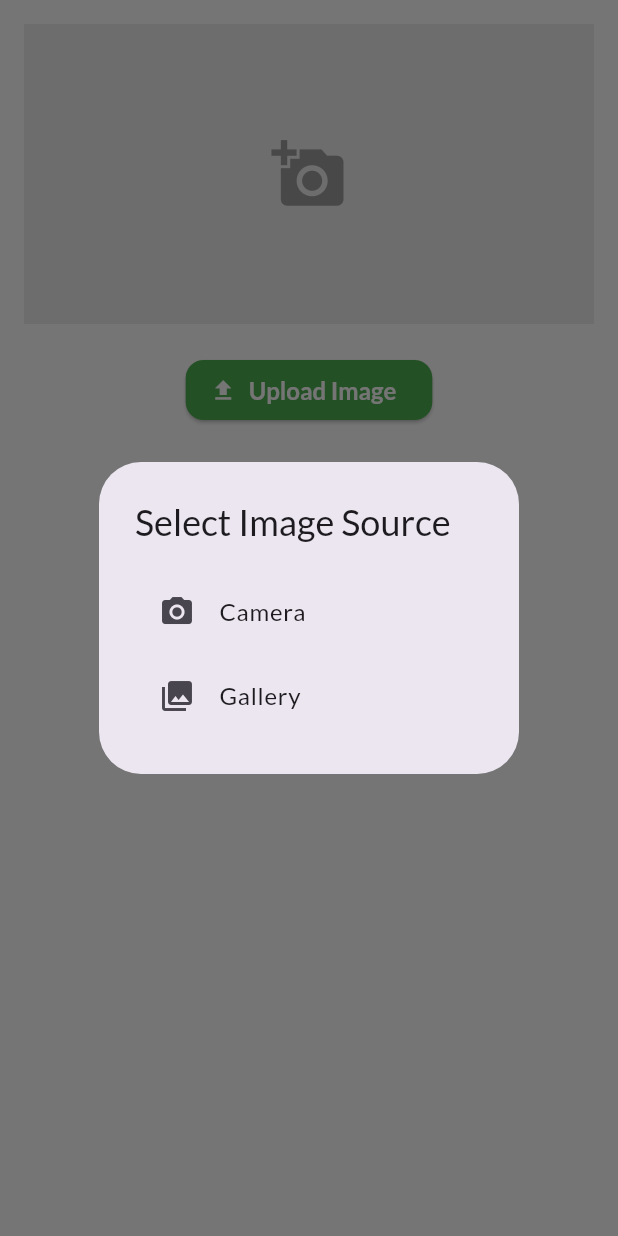
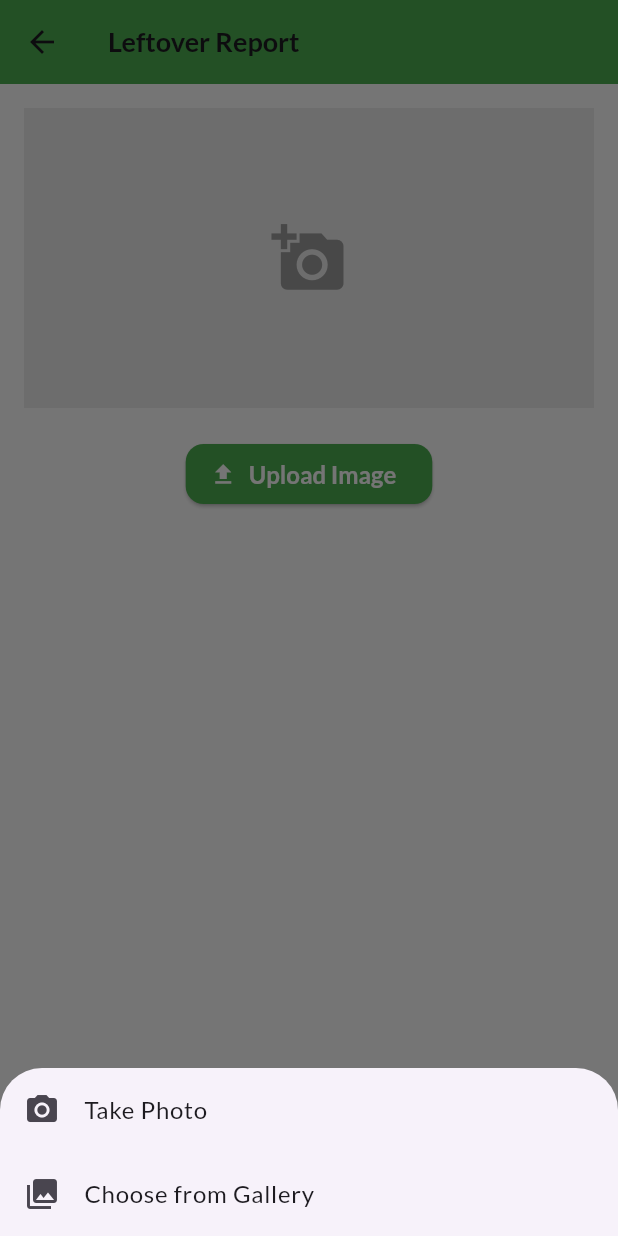
Before and after one commit to MagdKamaldev/akelny, a Flutter app: the LeftoverReportScreen screen opened by its route, after a tap on the "add a photo" icon, on a phone screen of 412 x 824 dp. Run offline on Flutter 3.47's test engine with Material 3 defaults, Android fonts, the phone set to English and light mode, and no system bars; our stand-ins replace google_fonts, image_picker, logger, shared_preferences; accounts and stored records are empty; network calls fail.

Commit message:
camera error fixed

```diff
--- a/lib/core/auth_service.dart
+++ b/lib/core/auth_service.dart
@@ -7,7 +7,7 @@ import 'package:http/http.dart' as http;
 import 'package:shared_preferences/shared_preferences.dart';
 import 'package:logger/logger.dart';
 
-const String ip = "192.168.1.2";
+const String ip = "172.20.10.2";
 const String baseUrl = 'http://$ip:8000';
 
 class AuthService {
@@ -67,7 +67,6 @@ class AuthService {
       Uri.parse("$getRecipeDetailsUrl$name/"),
       headers: {'Authorization': 'Bearer $token'},
     );
-    print(response.body);
     if (_handleResponse(response, 'Fetch Recipe Details')) {
       return Map<String, dynamic>.from(jsonDecode(response.body));
     }
--- a/lib/screens/chatbot_screen.dart
+++ b/lib/screens/chatbot_screen.dart
@@ -20,7 +20,7 @@ class _WebSocketTestScreenState extends State<WebSocketTestScreen> {
     super.initState();
     channel = WebSocketChannel.connect(
       Uri.parse(
-          'ws://127.0.0.1:8000/api/chatbot/'
+          'ws://172.20.10.2:8000/api/chatbot/'
           ),
     );
 
--- a/lib/screens/leftover_management_screen.dart
+++ b/lib/screens/leftover_management_screen.dart
@@ -18,43 +18,50 @@ class _LeftoverReportScreenState extends State<LeftoverReportScreen> {
   bool _isLoading = false;
   List<dynamic>? _report;
 
-  // Function to pick an image from camera or gallery
+  // Function to pick an image
   Future<void> _pickImage() async {
     final picker = ImagePicker();
 
-    // Show a dialog to let the user choose between camera and gallery
-    final source = await showDialog<ImageSource>(
+    showModalBottomSheet(
       context: context,
-      builder: (context) => AlertDialog(
-        title: const Text('Select Image Source'),
-        content: Column(
+      builder: (context) {
+        return SafeArea(
+          child: Column(
             mainAxisSize: MainAxisSize.min,
             children: [
               ListTile(
                 leading: const Icon(Icons.camera_alt),
-              title: const Text('Camera'),
-              onTap: () => Navigator.pop(context, ImageSource.camera),
-            ),
-            ListTile(
-              leading: const Icon(Icons.photo_library),
-              title: const Text('Gallery'),
-              onTap: () => Navigator.pop(context, ImageSource.gallery),
-            ),
-          ],
-        ),
-      ),
-    );
-
-    if (source == null) return; // User canceled the dialog
-
-    final pickedFile = await picker.pickImage(source: source);
-
+                title: const Text('Take Photo'),
+                onTap: () async {
+                  final pickedFile = await picker.pickImage(source: ImageSource.camera);
                   if (pickedFile != null) {
                     setState(() {
                       _selectedImage = File(pickedFile.path);
                       _report = null; // Clear previous report
                     });
                   }
+                  Navigator.pop(context);
+                },
+              ),
+              ListTile(
+                leading: const Icon(Icons.photo_library),
+                title: const Text('Choose from Gallery'),
+                onTap: () async {
+                  final pickedFile = await picker.pickImage(source: ImageSource.gallery);
+                  if (pickedFile != null) {
+                    setState(() {
+                      _selectedImage = File(pickedFile.path);
+                      _report = null; // Clear previous report
+                    });
+                  }
+                  Navigator.pop(context);
+                },
+              ),
+            ],
+          ),
+        );
+      },
+    );
   }
 
   // Function to upload the image and get the response
@@ -76,7 +83,7 @@ class _LeftoverReportScreenState extends State<LeftoverReportScreen> {
         Uri.parse('$baseUrl/api/generate-leftover-report/'),
       );
       request.headers.addAll(
-        {'Authorization': 'Bearer $token'},
+        {'Authorization': 'Bearer $token'}
       );
       request.files.add(
         await http.MultipartFile.fromPath('image', _selectedImage!.path),
@@ -108,6 +115,10 @@ class _LeftoverReportScreenState extends State<LeftoverReportScreen> {
   @override
   Widget build(BuildContext context) {
     return Scaffold(
+      appBar: AppBar(
+        title: const Text('Leftover Report'),
+        backgroundColor: Colors.green,
+      ),
       body: Padding(
         padding: const EdgeInsets.all(16.0),
         child: Column(
@@ -116,21 +127,12 @@ class _LeftoverReportScreenState extends State<LeftoverReportScreen> {
             GestureDetector(
               onTap: _pickImage,
               child: _selectedImage != null
-                  ? Image.file(
-                      _selectedImage!,
-                      height: 200,
-                      width: double.infinity,
-                      fit: BoxFit.cover,
-                    )
+                  ? Image.file(_selectedImage!, height: 200, width: double.infinity, fit: BoxFit.cover)
                   : Container(
                       height: 200,
                       width: double.infinity,
                       color: Colors.grey[200],
-                      child: const Icon(
-                        Icons.add_a_photo,
-                        size: 50,
-                        color: Colors.grey,
-                      ),
+                      child: const Icon(Icons.add_a_photo, size: 50, color: Colors.grey),
                     ),
             ),
             const SizedBox(height: 20),
@@ -146,7 +148,8 @@ class _LeftoverReportScreenState extends State<LeftoverReportScreen> {
             const SizedBox(height: 20),
 
             // Loading indicator
-            if (_isLoading) const CircularProgressIndicator(),
+            if (_isLoading)
+              const CircularProgressIndicator(),
 
             // Report display
             if (_report != null && !_isLoading)
@@ -179,7 +182,9 @@ class _LeftoverReportScreenState extends State<LeftoverReportScreen> {
                             const SizedBox(height: 8),
                             Text(
                               'Ingredients: ${item['ingredients']}',
-                              style: const TextStyle(color: Colors.grey),
+                            ),
+                            Text(
+                              'Food waste management: ${item['food_waste_management']}',
                             ),
                           ],
                         ),
--- a/lib/screens/recipe_details_screen.dart
+++ b/lib/screens/recipe_details_screen.dart
@@ -58,7 +58,7 @@ class _RecipeDetailsScreenState extends State<RecipeDetailsScreen> {
   }
 
   void rateRecipe(double rating,String name,BuildContext context) {
-    AuthService().rateRecipe(name, rating,context);
+    AuthService().rateRecipe(name, rating, context);
     setState(() {
       userRating = rating;
     });
--- a/lib/screens/saved_screen.dart
+++ b/lib/screens/saved_screen.dart
@@ -39,7 +39,6 @@ class _SavedRecipesState extends State<SavedScreen> {
         isLoading = false; // Stop loading
       });
     }
-    print(recipes);
   }
 
   @override
@@ -149,7 +148,7 @@ class _SavedRecipesState extends State<SavedScreen> {
                           const SizedBox(width: 5),
                           Text(
                             recipe['average_rating'] != null
-                                ? '${recipe['average_rating']} stars'
+                                ? '${double.parse(recipe['average_rating'].toString()).toStringAsFixed(2)} stars'
                                 : 'No ratings',
                             style: GoogleFonts.lato(
                               fontSize: 14,
```
Also changed, not shown: lib/screens/edit_profile_screen.dart (+8 -0 lines), lib/screens/home_screen.dart (+1 -15 lines), 30 other files. Lines whose indentation alone changed are shown as unchanged.
